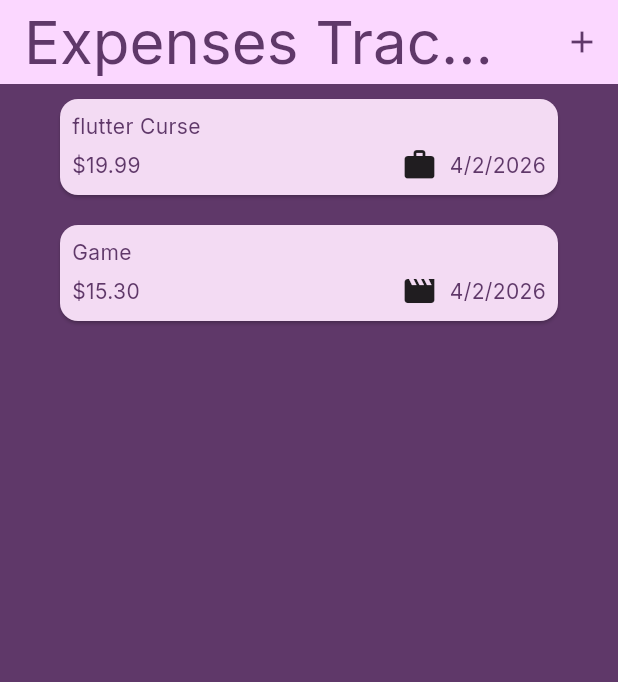
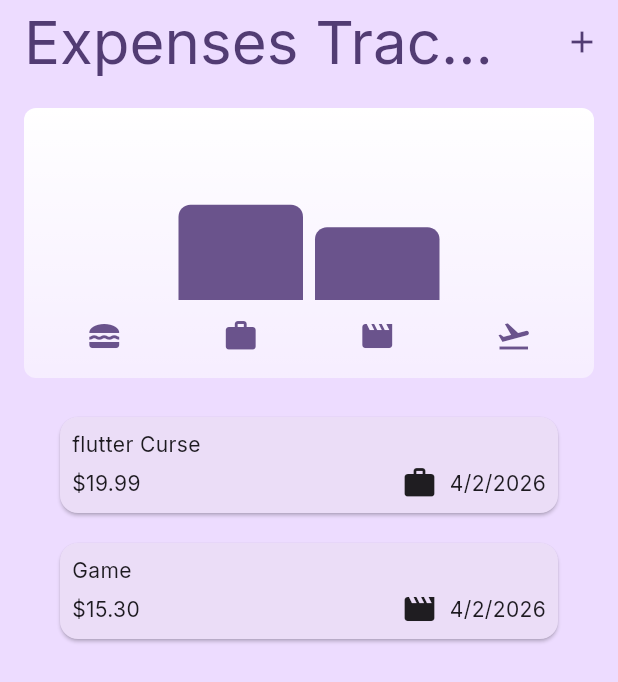
Before and after one commit to Perr4/expense_traker, a Flutter app: the screen it shows after launch, on a phone screen of 412 x 824 dp. Shown: the top 682 px of the screen. Run offline on Flutter 3.47's test engine with Material 3 defaults, Android fonts, the phone set to English and light mode, and no system bars; our stand-ins replace google_fonts.

Commit message:
Add chart visualization: implement Chart and ChartBar widgets, update Expenses widget to include chart, and enhance Snackbar messages

```diff
--- a/lib/main.dart
+++ b/lib/main.dart
@@ -2,9 +2,10 @@ import 'package:expense_traker/widget/expenses.dart';
 import 'package:flutter/material.dart';
 import 'package:google_fonts/google_fonts.dart';
 
-var kColorScheme = ColorScheme.fromSeed(seedColor: const Color.fromARGB(255, 154, 58, 183));
+var kColorScheme = ColorScheme.fromSeed(seedColor: const Color.fromARGB(255, 49, 0, 102));
 
-var kDarkColorScheme = ColorScheme.fromSeed(brightness: Brightness.dark,seedColor: const Color.fromARGB(255, 0, 0, 0));
+var kDarkColorScheme = ColorScheme.fromSeed(brightness: Brightness.dark,seedColor: const Color.fromARGB(255, 49, 0, 102));
+
 void main() {
   runApp(const MyApp());
 }
@@ -23,7 +24,7 @@ class MyApp extends StatelessWidget {
       theme: ThemeData(
         useMaterial3: true,
         colorScheme: kColorScheme,
-        scaffoldBackgroundColor: kColorScheme.onPrimaryContainer,
+        scaffoldBackgroundColor: kColorScheme.primaryContainer,
         appBarTheme: const AppBarTheme().copyWith(
           backgroundColor: kColorScheme.primaryContainer,
           foregroundColor: kColorScheme.onPrimaryContainer,
@@ -43,7 +44,8 @@ class MyApp extends StatelessWidget {
 
         textTheme: ThemeData().textTheme.copyWith(
             titleLarge: GoogleFonts.inter(fontSize: 40),
-            bodyMedium: GoogleFonts.inter(fontSize: 14,color: kColorScheme.onPrimaryContainer)
+            bodyMedium: GoogleFonts.inter(fontSize: 14,),
+
         ),
       ),
       themeMode: ThemeMode.system,
--- /dev/null
+++ b/lib/widget/chart/chart.dart
@@ -0,0 +1,89 @@
+import 'package:flutter/material.dart';
+import 'chart_bar.dart';
+import 'package:expense_traker/model/expense.dart';
+
+class Chart extends StatelessWidget {
+  const Chart({super.key, required this.expense});
+
+  final List<Expense> expense;
+
+  List<ExpenseBucket> get buckets {
+    return [
+      ExpenseBucket.forCategory(expense, Category.cibo),
+      ExpenseBucket.forCategory(expense, Category.lavoro),
+      ExpenseBucket.forCategory(expense, Category.svago),
+      ExpenseBucket.forCategory(expense, Category.viaggi),
+    ];
+  }
+
+  double get maxTotalExpense {
+    double maxTotal = 0;
+    for (final bucket in buckets) {
+      maxTotal += bucket.totalExpense;
+    }
+
+    return maxTotal;
+  }
+  double val(var num){
+    final numer = num/maxTotalExpense;
+    if(numer == null){
+      return 0.0;
+    }
+    return numer;
+  }
+
+  @override
+  Widget build(BuildContext context) {
+    final isDarkMode =
+        MediaQuery.of(context).platformBrightness == Brightness.dark;
+
+    return Container(
+      margin: const EdgeInsets.all(16),
+      padding: const EdgeInsets.symmetric(vertical: 16, horizontal: 8),
+      width: double.infinity,
+      height: 180,
+      decoration: BoxDecoration(
+        borderRadius: BorderRadius.circular(8),
+        gradient: LinearGradient(
+          colors: [
+            Theme.of(context).colorScheme.onPrimary,
+            Theme.of(context).colorScheme.onPrimary.withValues(alpha: 0.5),
+          ],
+          begin: AlignmentGeometry.topCenter,
+          end: AlignmentGeometry.bottomCenter,
+        ),
+      ),
+      child: Column(
+        children: [
+          Expanded(
+            child: Row(
+              crossAxisAlignment: CrossAxisAlignment.end,
+              children:
+                  buckets.where((item)=>item.totalExpense/maxTotalExpense>=0.0).map((item)=>ChartBar(fill: item.totalExpense/maxTotalExpense)).toList()
+            ,
+            ),
+          ),
+          SizedBox(height: 12),
+          Row(
+
+            children: buckets
+                .map(
+                  (bucket) => Expanded(
+                    child: Padding(
+                      padding: const EdgeInsets.symmetric(horizontal: 4),
+                      child: Icon(
+                        categoryIcons[bucket.category],
+                        color: isDarkMode
+                            ? Theme.of(context).colorScheme.secondary
+                            : Theme.of(context).colorScheme.primary.withValues(),
+                      ),
+                    ),
+                  ),
+                )
+                .toList(),
+          ),
+        ],
+      ),
+    );
+  }
+}
--- /dev/null
+++ b/lib/widget/chart/chart_bar.dart
@@ -0,0 +1,31 @@
+import 'package:flutter/material.dart';
+
+class ChartBar extends StatelessWidget {
+  const ChartBar({super.key, required this.fill});
+  final double fill;
+
+  @override
+  Widget build(BuildContext context) {
+    final isDarkMode =
+        MediaQuery.of(context).platformBrightness == Brightness.dark;
+    return Expanded(
+      child: Padding(
+        padding: const EdgeInsetsGeometry.symmetric(horizontal: 4),
+        child: FractionallySizedBox(
+          heightFactor: fill,
+          child: DecoratedBox(
+            decoration: BoxDecoration(
+              shape: BoxShape.rectangle,
+              borderRadius: const BorderRadius.vertical(
+                top: Radius.circular(8),
+              ),
+              color: isDarkMode
+                  ? Theme.of(context).colorScheme.secondary
+                  : Theme.of(context).colorScheme.primary,
+            ),
+          ),
+        ),
+      ),
+    );
+  }
+}
--- a/lib/widget/expenses.dart
+++ b/lib/widget/expenses.dart
@@ -1,4 +1,6 @@
+
 import 'package:expense_traker/model/expense.dart';
+import 'package:expense_traker/widget/chart/chart.dart';
 import 'package:expense_traker/widget/expenses_list/expenses_list.dart';
 import 'package:expense_traker/widget/new_expenses.dart';
 import 'package:flutter/material.dart';
@@ -51,7 +53,7 @@ class _ExpensesState extends State<Expenses> {
     ScaffoldMessenger.of(context).showSnackBar(
       SnackBar(
         persist: false,
-        content: const Text("data"),
+        content: Text('${expense.title} | ${expense.amount}\$ as been deleted'),
         duration: const Duration(seconds: 3),
         action: SnackBarAction(
           label: 'undo',
@@ -85,7 +87,7 @@ class _ExpensesState extends State<Expenses> {
           ),
         ],
       ),
-      body: Column(children: [Expanded(child: mainContent)]),
+      body: Column(children: [Chart(expense: _registeredExpenses,),Expanded(child: mainContent)]),
     );
   }
 }
--- a/lib/widget/expenses_list/expenses_list.dart
+++ b/lib/widget/expenses_list/expenses_list.dart
@@ -1,4 +1,3 @@
-import 'dart:ui';
 
 import 'package:expense_traker/model/expense.dart';
 import 'package:expense_traker/widget/expenses_list/expenses_item.dart';
@@ -24,7 +23,10 @@ class ExpensesList extends StatelessWidget {
         onDismissed: (dir){
           remouveExpese(expenses[index]);
         },
-        child: ExpensesItem(expense: expenses[index]),
+        child:
+            ExpensesItem(expense: expenses[index]),
+
+
       ),
     );
   }
```
